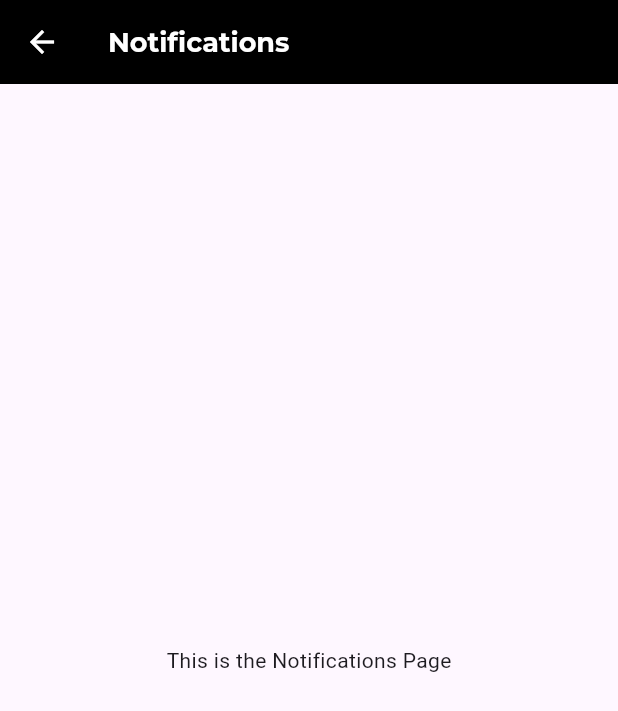
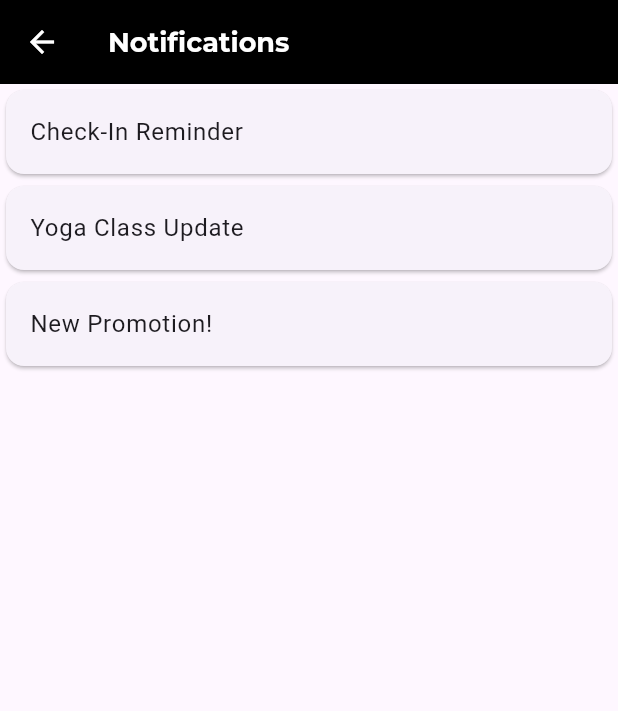
Before and after one commit to DanielLieandri21/TUBES-MOBILE, a Flutter app: the HomePage screen opened directly, after a tap on the "notifications" icon, on a phone screen of 412 x 824 dp. Shown: the top 711 px of the screen. Run offline on Flutter 3.47's test engine with Material 3 defaults, Android fonts, the phone set to English and light mode, and no system bars; our stand-ins replace carousel_slider, flutter_local_notifications, permission_handler.

Commit message:
Final Front End

```diff
--- a/lib/menu_utama/account_page.dart
+++ b/lib/menu_utama/account_page.dart
@@ -8,11 +8,11 @@ class AccountPage extends StatelessWidget {
   final ValueChanged<String> onSearchQueryChanged; // Tambahkan handler untuk perubahan query
 
   const AccountPage({
-    Key? key,
+    super.key,
     required this.isSearching,
     required this.searchQuery,
     required this.onSearchQueryChanged,
-  }) : super(key: key);
+  });
 
   @override
   Widget build(BuildContext context) {
--- a/lib/menu_utama/home_page.dart
+++ b/lib/menu_utama/home_page.dart
@@ -25,7 +25,8 @@ class _HomePageState extends State<HomePage> {
   void _toggleSearch() {
     setState(() {
       _isSearching = !_isSearching; // Toggle pencarian
-      if (!_isSearching) _searchQuery = ""; // Reset query jika pencarian dimatikan
+      if (!_isSearching)
+        _searchQuery = ""; // Reset query jika pencarian dimatikan
     });
   }
 
@@ -47,7 +48,8 @@ class _HomePageState extends State<HomePage> {
         ),
       ),
       child: Scaffold(
-        backgroundColor: Colors.transparent, // Background Scaffold dibuat transparan
+        backgroundColor:
+            Colors.transparent, // Background Scaffold dibuat transparan
         appBar: AppBar(
           automaticallyImplyLeading: false,
           backgroundColor: Colors.black,
@@ -77,7 +79,7 @@ class _HomePageState extends State<HomePage> {
                 Navigator.push(
                   context,
                   MaterialPageRoute(
-                    builder: (context) => const NotificationPage(),
+                    builder: (context) => NotificationPage(),
                   ),
                 );
               },
@@ -87,7 +89,8 @@ class _HomePageState extends State<HomePage> {
                 _isSearching ? Icons.close : Icons.search,
                 color: Colors.white,
               ),
-              onPressed: _toggleSearch, // Panggil toggleSearch untuk toggle status
+              onPressed:
+                  _toggleSearch, // Panggil toggleSearch untuk toggle status
             ),
           ],
         ),
@@ -128,7 +131,9 @@ class _HomePageState extends State<HomePage> {
                   // Tambahkan Spacer di kiri untuk penyeimbang
                   const Spacer(flex: 1),
                   IconButton(
-                    icon: Icon(Icons.home, color: _selectedIndex == 0 ? Colors.orange : Colors.white),
+                    icon: Icon(Icons.home,
+                        color:
+                            _selectedIndex == 0 ? Colors.orange : Colors.white),
                     onPressed: () {
                       setState(() {
                         _selectedIndex = 0; // Ubah ke halaman Home
@@ -137,7 +142,9 @@ class _HomePageState extends State<HomePage> {
                   ),
                   const SizedBox(width: 200), // Jarak antar icon
                   IconButton(
-                    icon: Icon(Icons.account_circle, color: _selectedIndex == 1 ? Colors.orange : Colors.white),
+                    icon: Icon(Icons.account_circle,
+                        color:
+                            _selectedIndex == 1 ? Colors.orange : Colors.white),
                     onPressed: () {
                       setState(() {
                         _selectedIndex = 1; // Ubah ke halaman Account
@@ -145,7 +152,9 @@ class _HomePageState extends State<HomePage> {
                     },
                   ),
                   // Tambahkan Spacer di kanan untuk penyeimbang
-                  const Spacer(flex: 1,),
+                  const Spacer(
+                    flex: 1,
+                  ),
                 ],
               ),
             ),
@@ -163,11 +172,11 @@ class HomeContent extends StatelessWidget {
   final ValueChanged<String> onSearchQueryChanged;
 
   const HomeContent({
-    Key? key,
+    super.key,
     required this.isSearching,
     required this.searchQuery,
     required this.onSearchQueryChanged,
-  }) : super(key: key);
+  });
 
   @override
   Widget build(BuildContext context) {
@@ -223,7 +232,8 @@ class HomeContent extends StatelessWidget {
                 decoration: BoxDecoration(
                   borderRadius: BorderRadius.circular(16.0),
                   image: DecorationImage(
-                    image: AssetImage(item['image']!), // Mengambil gambar dari map
+                    image:
+                        AssetImage(item['image']!), // Mengambil gambar dari map
                     fit: BoxFit.cover,
                   ),
                 ),
@@ -266,7 +276,8 @@ class HomeContent extends StatelessWidget {
                   onTap: () {
                     Navigator.push(
                       context,
-                      MaterialPageRoute(builder: (context) => const SeeAllPage()),
+                      MaterialPageRoute(
+                          builder: (context) => const SeeAllPage()),
                     );
                   },
                 ),
@@ -286,7 +297,8 @@ class HomeContent extends StatelessWidget {
                   onTap: () {
                     Navigator.push(
                       context,
-                      MaterialPageRoute(builder: (context) => const ClassPage()),
+                      MaterialPageRoute(
+                          builder: (context) => const ClassPage()),
                     );
                   },
                 ),
@@ -296,7 +308,8 @@ class HomeContent extends StatelessWidget {
                   onTap: () {
                     Navigator.push(
                       context,
-                      MaterialPageRoute(builder: (context) => const DiscountsPage()),
+                      MaterialPageRoute(
+                          builder: (context) => const DiscountsPage()),
                     );
                   },
                 ),
@@ -306,7 +319,8 @@ class HomeContent extends StatelessWidget {
                   onTap: () {
                     Navigator.push(
                       context,
-                      MaterialPageRoute(builder: (context) => const FacilitiesPage()),
+                      MaterialPageRoute(
+                          builder: (context) => const FacilitiesPage()),
                     );
                   },
                 ),
--- a/lib/menu_utama/notification_page.dart
+++ b/lib/menu_utama/notification_page.dart
@@ -1,24 +1,116 @@
 import 'package:flutter/material.dart';
+import 'package:flutter_local_notifications/flutter_local_notifications.dart';
 import 'package:project_tubes/login_screen/styles.dart';
+import 'package:permission_handler/permission_handler.dart';
 
-class NotificationPage extends StatelessWidget {
+class NotificationPage extends StatefulWidget {
   const NotificationPage({super.key});
 
   @override
+  _NotificationPageState createState() => _NotificationPageState();
+}
+
+class _NotificationPageState extends State<NotificationPage> {
+  late FlutterLocalNotificationsPlugin flutterLocalNotificationsPlugin;
+
+  @override
+  void initState() {
+    super.initState();
+
+    // Meminta izin notifikasi (hanya untuk Android 13 atau lebih tinggi)
+    requestNotificationPermission();
+
+    // Inisialisasi Plugin Notifikasi
+    flutterLocalNotificationsPlugin = FlutterLocalNotificationsPlugin();
+    const AndroidInitializationSettings initializationSettingsAndroid =
+        AndroidInitializationSettings(
+            '@mipmap/ic_launcher'); // gunakan ikon aplikasi
+    const InitializationSettings initializationSettings =
+        InitializationSettings(android: initializationSettingsAndroid);
+
+    flutterLocalNotificationsPlugin.initialize(
+      initializationSettings,
+      onDidReceiveNotificationResponse: (NotificationResponse response) async {
+        // Optional: Tindakan saat notifikasi di-tap
+        if (response.payload != null) {
+          debugPrint('Notifikasi Diklik: ${response.payload}');
+        }
+      },
+    );
+  }
+
+  // Fungsi untuk meminta izin notifikasi
+  Future<void> requestNotificationPermission() async {
+    if (await Permission.notification.isDenied) {
+      await Permission.notification.request();
+    }
+  }
+
+  Future<void> showNotification(String title, String message) async {
+    const AndroidNotificationDetails androidPlatformChannelSpecifics =
+        AndroidNotificationDetails(
+      'your_channel_id',
+      'your_channel_name',
+      importance: Importance.max,
+      priority: Priority.high,
+      showWhen: false,
+    );
+    const NotificationDetails platformChannelSpecifics =
+        NotificationDetails(android: androidPlatformChannelSpecifics);
+    await flutterLocalNotificationsPlugin.show(
+      0,
+      title,
+      message,
+      platformChannelSpecifics,
+      payload: 'item x', // Optional: payload untuk data tambahan
+    );
+  }
+
+  @override
   Widget build(BuildContext context) {
+    final List<Map<String, String>> notifications = [
+      {
+        'title': 'Check-In Reminder',
+        'message': 'Don\'t forget to check-in for your gym session today!',
+      },
+      {
+        'title': 'Yoga Class Update',
+        'message': 'Your yoga class will start at 5 PM in Studio A. Get ready!',
+      },
+      {
+        'title': 'New Promotion!',
+        'message': 'Limited-time offer: 20% off on membership renewal.',
+      },
+    ];
+
     return Scaffold(
       appBar: AppBar(
-        title: Text('Notifications', style: TextStyles.title,),
+        title: Text('Notifications', style: TextStyles.title),
         backgroundColor: Colors.black,
         leading: IconButton(
-          icon: const Icon(Icons.arrow_back, color: Colors.white,), // Ikon kembali
+          icon: const Icon(Icons.arrow_back, color: Colors.white),
           onPressed: () {
-            Navigator.pop(context); // Kembali ke halaman sebelumnya
+            Navigator.pop(context);
           },
         ),
       ),
-      body: const Center(
-        child: Text('This is the Notifications Page'),
+      body: ListView.builder(
+        itemCount: notifications.length,
+        itemBuilder: (context, index) {
+          final notification = notifications[index];
+          return Card(
+            child: ListTile(
+              title: Text(notification['title']!),
+              onTap: () {
+                // Tampilkan notifikasi lokal
+                showNotification(
+                  notification['title']!,
+                  notification['message']!,
+                );
+              },
+            ),
+          );
+        },
       ),
     );
   }
--- a/lib/widget/account_widget.dart
+++ b/lib/widget/account_widget.dart
@@ -8,12 +8,12 @@ class MenuItemWidget extends StatelessWidget {
   final VoidCallback? onTap;
 
   const MenuItemWidget({
-    Key? key,
+    super.key,
     required this.icon,
     required this.title,
     this.shortcut, // Optional parameter for shortcut
     this.onTap,
-  }) : super(key: key);
+  });
 
   @override
   Widget build(BuildContext context) {
```
Also changed, not shown: pubspec.yaml (+22 -21 lines), pubspec.lock, 4 other files.
